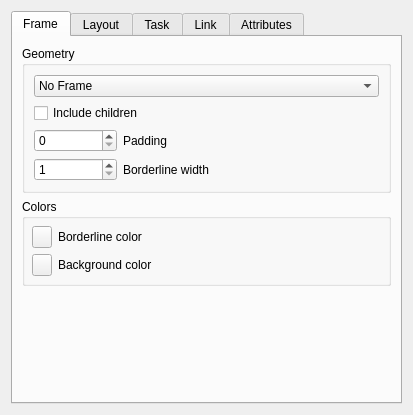
Before: the Qt Designer form forms/branchpropeditor.ui in insilmaril/vym, drawn with Qt 5.
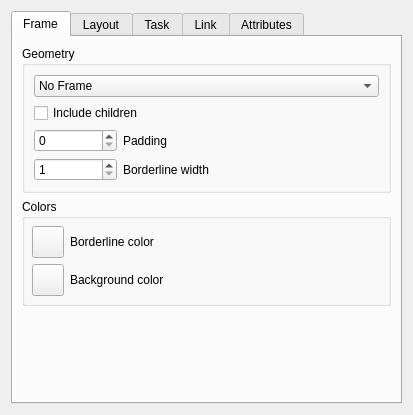
After: the same form once the commit is applied. The open tabs and pages were chosen to show the change.

Commit message: Increased size of buttons to select frame colors

The edit to the form file:
```diff
--- a/forms/branchpropeditor.ui
+++ b/forms/branchpropeditor.ui
@@ -173,6 +173,12 @@
             </property>
             <item row="1" column="0">
              <widget class="QPushButton" name="frameBrushColorButton">
+              <property name="minimumSize">
+               <size>
+                <width>32</width>
+                <height>32</height>
+               </size>
+              </property>
               <property name="maximumSize">
                <size>
                 <width>20</width>
@@ -212,6 +218,12 @@
             </item>
             <item row="0" column="0">
              <widget class="QPushButton" name="framePenColorButton">
+              <property name="minimumSize">
+               <size>
+                <width>32</width>
+                <height>32</height>
+               </size>
+              </property>
               <property name="maximumSize">
                <size>
                 <width>20</width>
```
Left out of the diff: 2 changed lines with no effect on the pictures.
